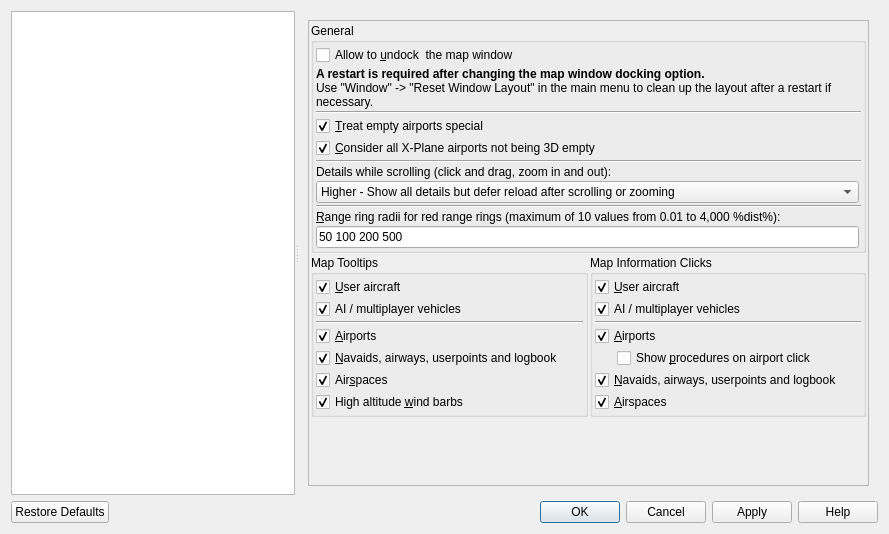
The window that src/options/options.ui (albar965/littlenavmap) describes before a commit, drawn with Qt 5.
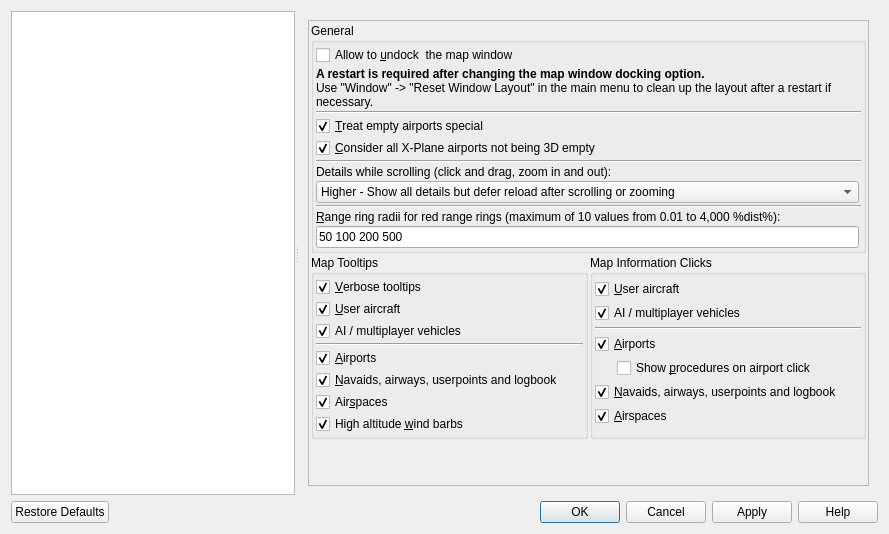
The same window after the commit. The open tabs and pages were chosen to show the change.

Commit message: Added option for verbose tooltips. Default is enabled. Cleanup in tooltips. Moved distance to flight plan and distance/bearing to user to common top of tooltip.

Diff of the .ui file:
```diff
--- a/src/options/options.ui
+++ b/src/options/options.ui
@@ -1053,8 +1053,8 @@
             <rect>
              <x>0</x>
              <y>0</y>
-             <width>560</width>
-             <height>486</height>
+             <width>572</width>
+             <height>508</height>
             </rect>
            </property>
            <layout class="QGridLayout" name="gridLayout_12">
@@ -1094,6 +1094,19 @@
                <property name="bottomMargin">
                 <number>2</number>
                </property>
+               <item>
+                <widget class="QCheckBox" name="checkBoxOptionsMapTooltipVerbose">
+                 <property name="toolTip">
+                  <string>Show detailed information about map objects if checked</string>
+                 </property>
+                 <property name="text">
+                  <string>&amp;Verbose tooltips</string>
+                 </property>
+                 <property name="checked">
+                  <bool>true</bool>
+                 </property>
+                </widget>
+               </item>
                <item>
                 <widget class="QCheckBox" name="checkBoxOptionsMapTooltipUserAircraft">
                  <property name="toolTip">
```
Left out of the diff: 26 changed lines with no effect on the pictures. The commit also changes 7 other files.
